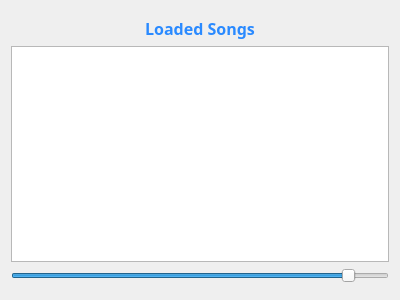
Qt form src/ui/soundlist.ui (Mohamed-Ibrahim-01/music-equalizer) before a commit.
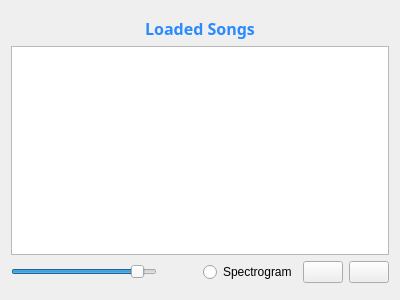
The same form after that commit.

Diff of the .ui file:
```diff
--- a/src/ui/soundlist.ui
+++ b/src/ui/soundlist.ui
@@ -56,12 +56,19 @@
    </item>
    <item>
     <widget class="QListWidget" name="loaded_songs">
+     <property name="font">
+      <font>
+       <pointsize>10</pointsize>
+      </font>
+     </property>
      <property name="itemAlignment">
       <set>Qt::AlignHCenter|Qt::AlignJustify</set>
      </property>
     </widget>
    </item>
    <item>
+    <layout class="QHBoxLayout" name="horizontalLayout">
+     <item>
     <widget class="QSlider" name="volume_slider">
      <property name="toolTip">
       <string>Volume</string>
@@ -76,6 +83,45 @@
       <enum>Qt::Horizontal</enum>
      </property>
     </widget>
+     </item>
+     <item>
+      <spacer name="horizontalSpacer">
+       <property name="orientation">
+        <enum>Qt::Horizontal</enum>
+       </property>
+       <property name="sizeType">
+        <enum>QSizePolicy::Fixed</enum>
+       </property>
+       <property name="sizeHint" stdset="0">
+        <size>
+         <width>40</width>
+         <height>20</height>
+        </size>
+       </property>
+      </spacer>
+     </item>
+     <item>
+      <widget class="QRadioButton" name="radioButton">
+       <property name="text">
+        <string>Spectrogram</string>
+       </property>
+      </widget>
+     </item>
+     <item>
+      <widget class="QPushButton" name="button_stop">
+       <property name="text">
+        <string/>
+       </property>
+      </widget>
+     </item>
+     <item>
+      <widget class="QPushButton" name="button_play">
+       <property name="text">
+        <string/>
+       </property>
+      </widget>
+     </item>
+    </layout>
    </item>
    <item>
     <spacer name="verticalSpacer">
```
Lines whose indentation alone changed are shown as unchanged.
